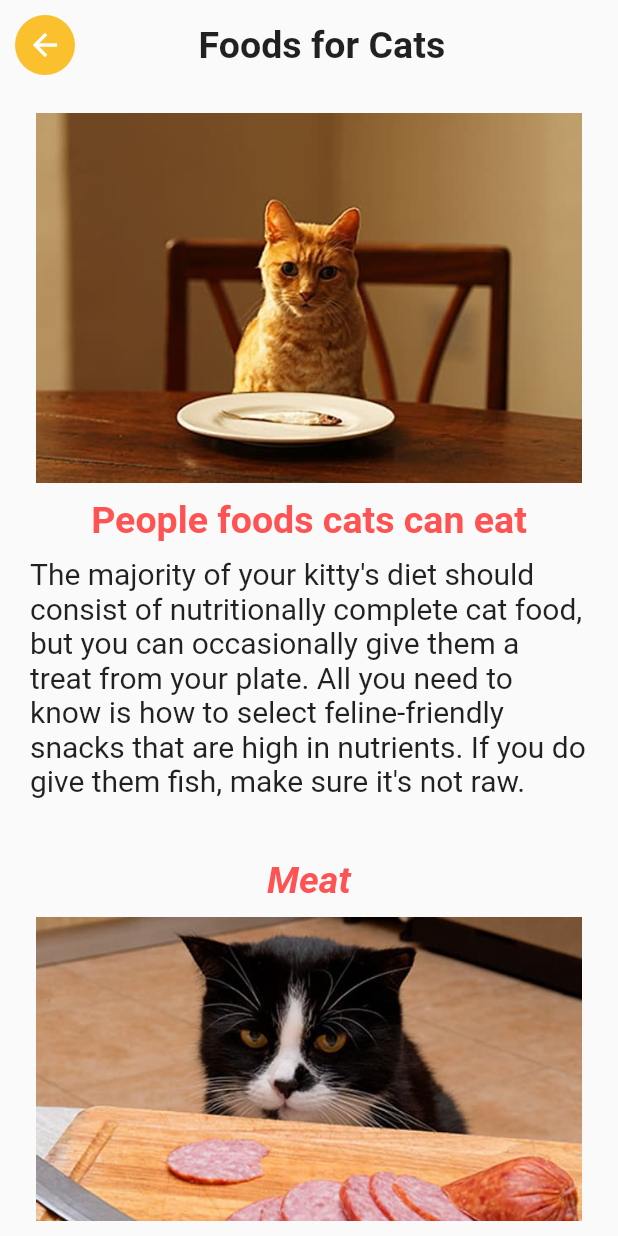
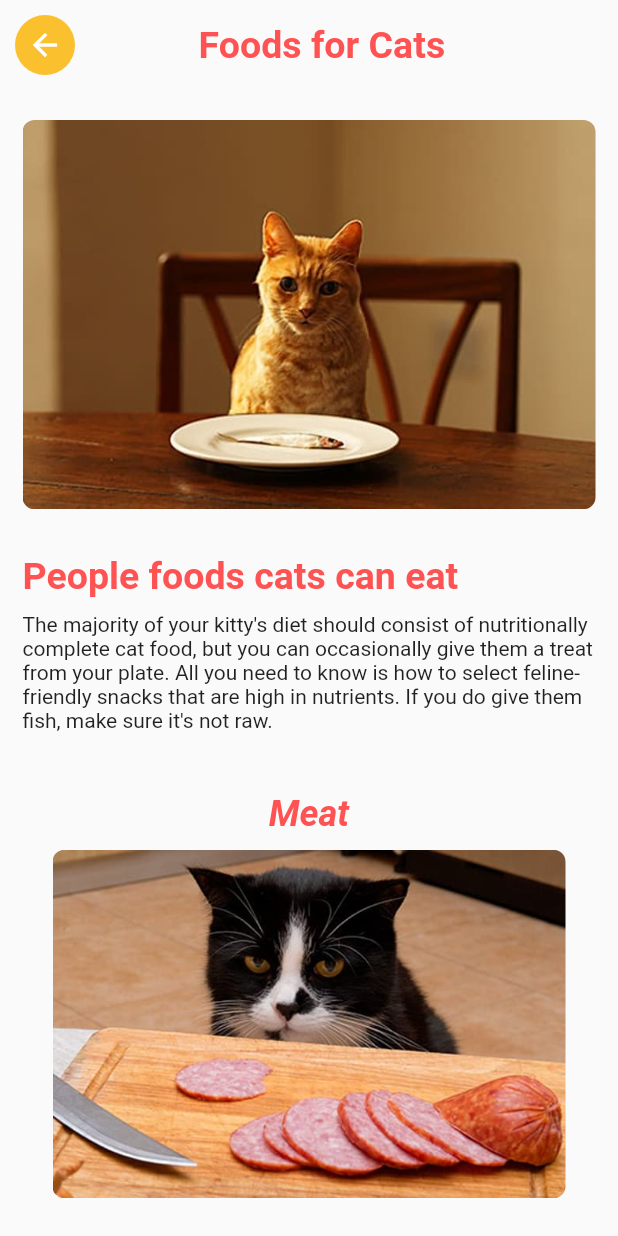
Before and after one commit to iansstuff15/catpedia, a Flutter app: the Food screen opened by its route, on a phone screen of 412 x 824 dp. Run offline on Flutter 3.47's test engine with Material 2 defaults, Android fonts, the phone set to English and light mode, and no system bars; our stand-ins replace google_fonts, skeletons; missing offline and left inert: dart:ffi.

Commit message:
edited care_food.dart

```diff
--- a/lib/screens/care_food.dart
+++ b/lib/screens/care_food.dart
@@ -51,7 +51,10 @@ class Food extends StatelessWidget {
               Container(width: width_ * .20, color: Colors.transparent),
               Text(
                 'Foods for Cats',
-                style: TextStyle(fontSize: 25, fontWeight: FontWeight.bold),
+                style: TextStyle(
+                    fontSize: 25,
+                    fontWeight: FontWeight.bold,
+                    color: Colors.redAccent),
               ),
             ]),
             SizedBox(height: 20),
@@ -59,16 +62,20 @@ class Food extends StatelessWidget {
               child: SingleChildScrollView(
                 child: Padding(
                   padding:
-                      const EdgeInsets.symmetric(vertical: 5, horizontal: 10),
+                      const EdgeInsets.symmetric(vertical: 10, horizontal: 5),
                   child: Column(
+                    crossAxisAlignment: CrossAxisAlignment.start,
                     children: [
-                      Image.asset(
-                        'assets/food_cat.jpg',
-                        width: width_ * .900,
-                        height: height_ * .300,
+                      ClipRRect(
+                        borderRadius: BorderRadius.circular(8.0),
+                        child: Image.asset(
+                          'assets/food_cat.jpg',
+                          // width: width_ * .900,
+                          // height: height_ * .300,
+                        ),
                       ),
                       SizedBox(
-                        height: 10,
+                        height: 30,
                       ),
                       Text(
                         "People foods cats can eat",
@@ -84,10 +91,12 @@ class Food extends StatelessWidget {
                       Text(
                         "The majority of your kitty's diet should consist of nutritionally complete cat food, but you can occasionally give them a treat from your plate. All you need to know is how to select feline-friendly snacks that are high in nutrients. If you do give them fish, make sure it's not raw.",
                         style: TextStyle(
-                          fontSize: 20,
+                          fontSize: 14,
                         ),
                       ),
-                      SizedBox(height: 20,),
+                      SizedBox(
+                        height: 20,
+                      ),
                       text(context, title[0], par[0], 'assets/food_meat.jpg',
                           .900, .300),
                       text(context, title[1], par[1], 'assets/food_grains.jpg',
@@ -101,13 +110,13 @@ class Food extends StatelessWidget {
                       text(context, title[5], par[5], 'assets/food_cheese.jpg',
                           .900, .300),
                       SizedBox(
-                        height: 20,
+                        height: 30,
                       ),
                       Text(
                         "Foods Cats SHOULD NOT eat",
                         style: TextStyle(
                           fontWeight: FontWeight.bold,
-                          fontSize: 25,
+                          fontSize: 24,
                           color: Colors.redAccent,
                         ),
                       ),
@@ -120,9 +129,43 @@ class Food extends StatelessWidget {
                         "• Bread dough\n"
                         "• Alcohol\n"
                         "• Xylitol, an artificial sweetener found in sugar-free gum and candy",
-                        style: TextStyle(fontSize: 20),
+                        style: TextStyle(fontSize: 12),
                       ),
                       SizedBox(height: 10),
+                      Container(
+                        margin:
+                            EdgeInsets.symmetric(horizontal: 10, vertical: 20),
+                        decoration: BoxDecoration(
+                            color: Colors.pink,
+                            borderRadius: BorderRadius.circular(12),
+                            boxShadow: [
+                              BoxShadow(
+                                color: Color.fromARGB(255, 255, 184, 179),
+                                blurRadius: 8.0,
+                                spreadRadius: 0.5,
+                                offset: Offset(1, 1),
+                              )
+                            ]),
+                        padding:
+                            EdgeInsets.symmetric(horizontal: 30, vertical: 15),
+                        child: Row(
+                          mainAxisAlignment: MainAxisAlignment.center,
+                          children: [
+                            Text(
+                              'Bookmark',
+                              style: TextStyle(
+                                  fontWeight: FontWeight.bold,
+                                  fontSize: 24,
+                                  color: Color.fromARGB(255, 255, 154, 187)),
+                            ),
+                            SizedBox(
+                              width: 8,
+                            ),
+                            Icon(Icons.bookmark,
+                                color: Color.fromARGB(255, 255, 154, 187))
+                          ],
+                        ),
+                      )
                     ],
                   ),
                 ),
@@ -141,29 +184,34 @@ Container text(BuildContext context, String title, String par, String pict,
   double height_ = MediaQuery.of(context).size.height;
 
   return Container(
+    padding: EdgeInsets.symmetric(horizontal: 20),
     child: Column(children: [
       SizedBox(height: 20),
       Text(
         "$title",
         style: TextStyle(
-          fontSize: 25,
+          fontSize: 24,
           fontWeight: FontWeight.bold,
           fontStyle: FontStyle.italic,
           color: Colors.redAccent,
         ),
       ),
       SizedBox(height: 10),
-      Image.asset(
+      ClipRRect(
+        borderRadius: BorderRadius.circular(8.0),
+        child:Image.asset(
         "$pict",
-        width: width_ * width1,
-        height: height_ * height1,
+        // width: width_ * width1,
+        // height: height_ * height1,
       ),
+         ),
+
       SizedBox(height: 15),
       Center(
         child: Text(
           "$par",
           textWidthBasis: TextWidthBasis.longestLine,
-          style: TextStyle(fontSize: 20),
+          style: TextStyle(fontSize: 12),
         ),
       ),
       SizedBox(
```
